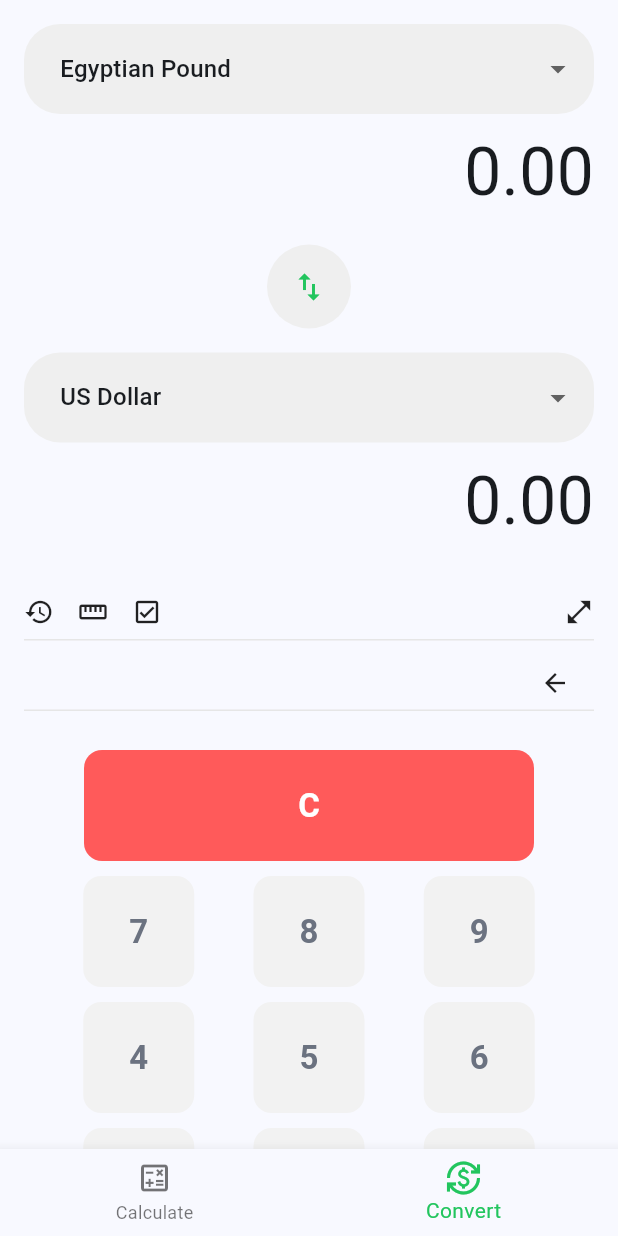
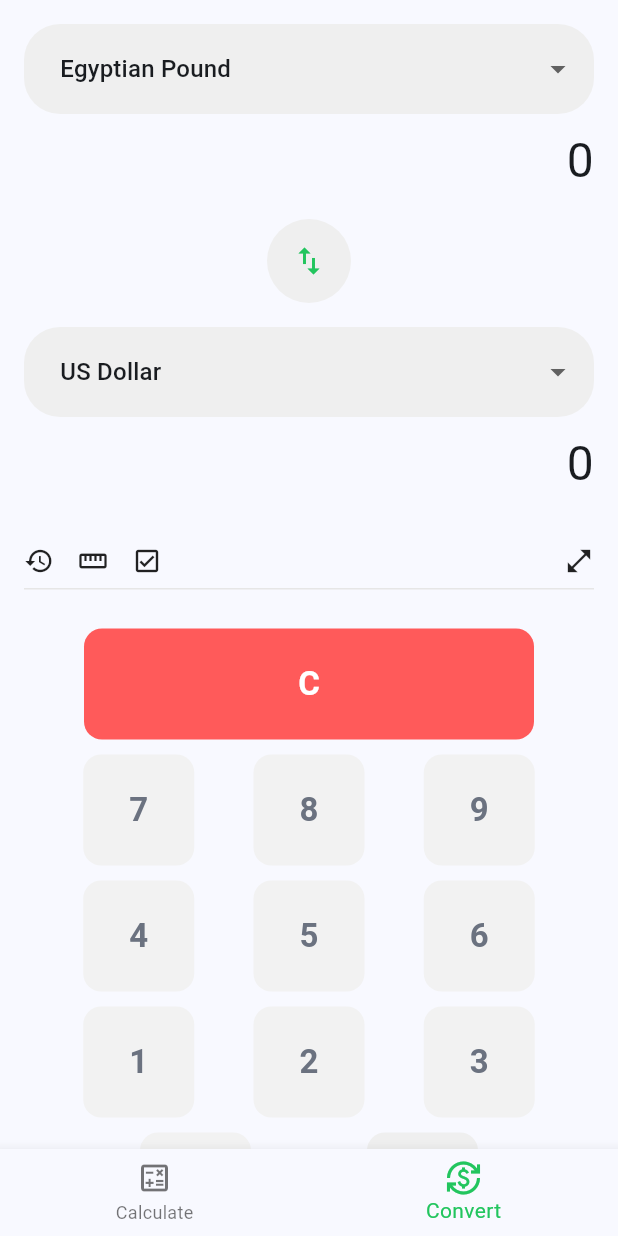
Before and after one commit to rawanbadawy/cashulator, a Flutter app: the ConvertorScreen screen opened by its route, on a phone screen of 412 x 824 dp. Run offline on Flutter 3.47's test engine with Material 3 defaults, Android fonts, the phone set to English and light mode, and no system bars; our stand-ins replace flutter_bloc, go_router; statements that could not run were skipped.

Commit message:
updates after comments

```diff
--- /dev/null
+++ b/cashulator/lib/cubit/conv_display.cubit.dart
@@ -0,0 +1,97 @@
+import 'package:flutter_bloc/flutter_bloc.dart';
+
+class ConvDisplayState {
+  final String fromCurrency;
+  final String toCurrency;
+  final String fromAmount;
+  final String toAmount;
+
+  const ConvDisplayState({
+    this.fromCurrency = 'EGP',
+    this.toCurrency = 'USD',
+    this.fromAmount = '0',
+    this.toAmount = '0',
+  });
+
+  ConvDisplayState copyWith({
+    String? fromCurrency,
+    String? toCurrency,
+    String? fromAmount,
+    String? toAmount,
+  }) {
+    return ConvDisplayState(
+      fromCurrency: fromCurrency ?? this.fromCurrency,
+      toCurrency: toCurrency ?? this.toCurrency,
+      fromAmount: fromAmount ?? this.fromAmount,
+      toAmount: toAmount ?? this.toAmount,
+    );
+  }
+}
+
+class ConvDisplayCubit extends Cubit<ConvDisplayState> {
+  ConvDisplayCubit() : super(const ConvDisplayState());
+
+  void changeFromCurrency(String value) {
+    emit(state.copyWith(fromCurrency: value));
+  }
+
+  void changeToCurrency(String value) {
+    emit(state.copyWith(toCurrency: value));
+  }
+
+  void swap() {
+    emit(
+      ConvDisplayState(
+        fromCurrency: state.toCurrency,
+        toCurrency: state.fromCurrency,
+        fromAmount: state.toAmount,
+        toAmount: state.fromAmount,
+      ),
+    );
+  }
+
+  /// For now we just mirror the value into both amounts.
+  /// We are NOT doing real conversion yet.
+  void setFromAmount(String value) {
+    emit(
+      state.copyWith(
+        fromAmount: value,
+        toAmount: value,
+      ),
+    );
+  }
+
+  void clearFromAmount() {
+    emit(
+      state.copyWith(
+        fromAmount: '0',
+        toAmount: '0',
+      ),
+    );
+  }
+
+  void appendDigit(String digit) {
+    String current = state.fromAmount;
+
+    if (current == '0') {
+      current = digit;
+    } else {
+      current = current + digit;
+    }
+
+    setFromAmount(current);
+  }
+
+  void addDot() {
+    final current = state.fromAmount;
+    if (current.contains('.')) return;
+
+    String next;
+    if (current.isEmpty || current == '0') {
+      next = '0.';
+    } else {
+      next = '$current.';
+    }
+    setFromAmount(next);
+  }
+}
--- a/cashulator/lib/main.dart
+++ b/cashulator/lib/main.dart
@@ -1,5 +1,6 @@
 import 'package:cashulator/cubit/calc_Display.cubit.dart';
 import 'package:cashulator/cubit/calc_history.cubit.dart';
+import 'package:cashulator/cubit/conv_display.cubit.dart';
 import 'package:flutter/material.dart';
 import 'package:flutter_bloc/flutter_bloc.dart';
 
@@ -26,6 +27,7 @@ class CashulatorApp extends StatelessWidget {
         BlocProvider(create: (_) => CalcCubit()),
         BlocProvider(create: (_) => CalcHistoryCubit()),
         BlocProvider(create: (_) => CalcDisplayCubit()),
+        BlocProvider(create: (_) => ConvDisplayCubit()),
       ],
 
       child: MaterialApp.router(
--- a/cashulator/lib/screens/convertor/convertor.screen.dart
+++ b/cashulator/lib/screens/convertor/convertor.screen.dart
@@ -1,13 +1,11 @@
-import 'package:cashulator/cubit/calc.cubit.dart';
 import 'package:cashulator/cubit/calc_Display.cubit.dart';
 import 'package:cashulator/cubit/calc_history.cubit.dart';
-import 'package:cashulator/cubit/first_operator.cubit.dart';
-import 'package:cashulator/cubit/operation.cubit.dart';
-import 'package:cashulator/cubit/second_operator.cubit.dart';
+import 'package:cashulator/cubit/conv_display.cubit.dart';
+import 'package:cashulator/widgets/convertorWidgets/convertor_keypad.widget.dart';
 import 'package:flutter/material.dart';
+import 'package:flutter_bloc/flutter_bloc.dart';
 import 'package:go_router/go_router.dart';
 import 'package:cashulator/widgets/convertorWidgets/convertorDisplay.widget.dart';
-import 'package:cashulator/widgets/commonWidgets/keypad.widget.dart';
 import 'package:cashulator/widgets/commonWidgets/options.widget.dart';
 
 class ConvertorScreen extends StatefulWidget {
@@ -18,10 +16,25 @@ class ConvertorScreen extends StatefulWidget {
 }
 
 class _ConvertorScreenState extends State<ConvertorScreen> {
-  String fromCurrency = 'EGP';
-  String toCurrency = 'USD';
-  String fromAmount = '0.00';
-  String toAmount = '0.00';
+  late final ConvDisplayCubit convDisplayCubit;
+  late final CalcDisplayCubit calcDisplayCubit;
+  late final CalcHistoryCubit calcHistoryCubit;
+
+  @override
+  void initState() {
+    super.initState();
+    convDisplayCubit = ConvDisplayCubit();
+    calcDisplayCubit = CalcDisplayCubit();
+    calcHistoryCubit = CalcHistoryCubit();
+  }
+
+  @override
+  void dispose() {
+    convDisplayCubit.close();
+    calcDisplayCubit.close();
+    calcHistoryCubit.close();
+    super.dispose();
+  }
 
   @override
   Widget build(BuildContext context) {
@@ -38,85 +51,49 @@ class _ConvertorScreenState extends State<ConvertorScreen> {
                 MediaQuery.of(context).viewPadding.bottom +
                 16,
           ),
-          child: Column(
+          child: BlocBuilder<ConvDisplayCubit, ConvDisplayState>(
+            bloc: convDisplayCubit,
+            builder: (context, state) {
+              return Column(
                 crossAxisAlignment: CrossAxisAlignment.stretch,
                 mainAxisSize: MainAxisSize.min,
                 children: [
                   const SizedBox(height: 8),
 
+                  // Display with dropdowns + amounts
                   ConvertorDisplayWidget(
-                fromCurrency: fromCurrency,
-                toCurrency: toCurrency,
-                fromAmount: fromAmount,
-                toAmount: toAmount,
+                    fromCurrency: state.fromCurrency,
+                    toCurrency: state.toCurrency,
+                    fromAmount: state.fromAmount,
+                    toAmount: state.toAmount,
                     onFromChanged: (val) {
                       if (val == null) return;
-                  setState(() {
-                    fromCurrency = val;
-                  });
+                      convDisplayCubit.changeFromCurrency(val);
                     },
                     onToChanged: (val) {
                       if (val == null) return;
-                  setState(() {
-                    toCurrency = val;
-                  });
+                      convDisplayCubit.changeToCurrency(val);
                     },
-                onSwap: () {
-                  setState(() {
-                    final temp = fromCurrency;
-                    fromCurrency = toCurrency;
-                    toCurrency = temp;
-
-                    final tempAmount = fromAmount;
-                    fromAmount = toAmount;
-                    toAmount = tempAmount;
-                  });
-                },
+                    onSwap: convDisplayCubit.swap,
                   ),
 
                   const SizedBox(height: 8),
-              Padding(
-                padding: const EdgeInsets.symmetric(vertical: 8),
-                child: Row(
-                  children: const [
-                    Icon(Icons.history, size: 20),
-                    SizedBox(width: 16),
-                    Icon(Icons.straighten, size: 20),
-                    SizedBox(width: 16),
-                    Icon(Icons.check_box_outlined, size: 20),
-                    Spacer(),
-                    Icon(Icons.open_in_full, size: 20),
-                  ],
-                ),
-              ),
+
+                  const _ConvertorToolbar(),
                   Container(height: 1, color: dividerColor),
                   const SizedBox(height: 10),
 
-              OptionsWidget(
-                isCalc: false,
-                calcDisplayCubit: CalcDisplayCubit(),
-                calcHistoryCubit: CalcHistoryCubit(),
-              ),
 
-              KeypadWidget(
-                isCalc: false,
-                firstOperatorCubit: FirstOperatorCubit(),
-                secondOperatorCubit: SecondOperatorCubit(),
-                operationCubit: OperationCubit(),
-                calcCubit: CalcCubit(),
-                calcHistoryCubit: CalcHistoryCubit(),
-                convertAmount: fromAmount,
-                onConvertAmountChanged: (newAmount) {
-                  setState(() {
-                    fromAmount = newAmount;
-
-                    toAmount = newAmount;
-                  });
-                },
+                  // Keypad uses the cubit to change the amount
+                  ConvertorKeypadWidget(
+                    currentText: state.fromAmount,
+                    convDisplayCubit: convDisplayCubit,
                   ),
 
                   const SizedBox(height: 12),
                 ],
+              );
+            },
           ),
         ),
       ),
@@ -144,3 +121,25 @@ class _ConvertorScreenState extends State<ConvertorScreen> {
     );
   }
 }
+
+class _ConvertorToolbar extends StatelessWidget {
+  const _ConvertorToolbar();
+
+  @override
+  Widget build(BuildContext context) {
+    return Padding(
+      padding: const EdgeInsets.symmetric(vertical: 8),
+      child: Row(
+        children: const [
+          Icon(Icons.history, size: 20),
+          SizedBox(width: 16),
+          Icon(Icons.straighten, size: 20),
+          SizedBox(width: 16),
+          Icon(Icons.check_box_outlined, size: 20),
+          Spacer(),
+          Icon(Icons.open_in_full, size: 20),
+        ],
+      ),
+    );
+  }
+}
--- a/cashulator/lib/widgets/commonWidgets/keypad_button.widget.dart
+++ b/cashulator/lib/widgets/commonWidgets/keypad_button.widget.dart
@@ -7,22 +7,22 @@ class KeypadButtonWidget extends StatelessWidget {
     required this.frcolor,
     required this.content,
     this.onTap,
-    this.width = 74,
-    this.height = 74,
+    this.width,
+    this.height,
   });
 
   final Color bgcolor;
   final Color frcolor;
   final String content;
   final VoidCallback? onTap;
-  final double width;
-  final double height;
+  final double? width;
+  final double? height;
 
   @override
   Widget build(BuildContext context) {
     return SizedBox(
-      width: width,
-      height: height,
+      width: width ?? 74,
+      height: height ?? 74,
       child: ElevatedButton(
         onPressed: onTap,
         style: ElevatedButton.styleFrom(
--- a/cashulator/lib/widgets/convertorWidgets/convertorDisplay.widget.dart
+++ b/cashulator/lib/widgets/convertorWidgets/convertorDisplay.widget.dart
@@ -33,7 +33,9 @@ class ConvertorDisplayWidget extends StatelessWidget {
   @override
   Widget build(BuildContext context) {
     final dark = Theme.of(context).brightness == Brightness.dark;
-    final Color opBg = dark ? const Color(0xFF2A2A2A) : const Color(0xFFEFEFEF);
+
+    final Color opBg =
+        dark ? const Color(0xFF2A2A2A) : const Color(0xFFEFEFEF);
     final Color opFg = const Color(0xFF22C55E);
 
     const codeToLabel = {
@@ -48,10 +50,10 @@ class ConvertorDisplayWidget extends StatelessWidget {
 
     return Column(
       crossAxisAlignment: CrossAxisAlignment.stretch,
+      mainAxisSize: MainAxisSize.min,
       children: [
         const SizedBox(height: 8),
 
-        // FROM currency + number under it
         Column(
           crossAxisAlignment: CrossAxisAlignment.stretch,
           children: [
@@ -86,7 +88,7 @@ class ConvertorDisplayWidget extends StatelessWidget {
               child: Text(
                 fromAmount,
                 style: const TextStyle(
-                  fontSize: 44,
+                  fontSize: 32,
                   fontWeight: FontWeight.w400,
                 ),
               ),
@@ -96,10 +98,8 @@ class ConvertorDisplayWidget extends StatelessWidget {
 
         const SizedBox(height: 16),
 
-        // Swap button
-        Align(
-          alignment: Alignment.center,
-          child: SizedBox(
+        // swap button
+        SizedBox(
           width: 56,
           height: 56,
           child: ElevatedButton(
@@ -114,11 +114,10 @@ class ConvertorDisplayWidget extends StatelessWidget {
             child: const Icon(Icons.swap_vert, size: 24),
           ),
         ),
-        ),
 
         const SizedBox(height: 16),
 
-        // TO currency + number under it
+
         Column(
           crossAxisAlignment: CrossAxisAlignment.stretch,
           children: [
@@ -153,7 +152,7 @@ class ConvertorDisplayWidget extends StatelessWidget {
               child: Text(
                 toAmount,
                 style: const TextStyle(
-                  fontSize: 44,
+                  fontSize: 32,
                   fontWeight: FontWeight.w400,
                 ),
               ),
--- /dev/null
+++ b/cashulator/lib/widgets/convertorWidgets/convertor_keypad.widget.dart
@@ -0,0 +1,126 @@
+import 'package:cashulator/cubit/conv_display.cubit.dart';
+import 'package:cashulator/widgets/commonWidgets/keypad_button.widget.dart';
+import 'package:flutter/material.dart';
+
+class ConvertorKeypadWidget extends StatelessWidget {
+  const ConvertorKeypadWidget({
+    super.key,
+    required this.currentText,
+    required this.convDisplayCubit,
+  });
+
+  final String currentText;
+  final ConvDisplayCubit convDisplayCubit;
+
+  @override
+  Widget build(BuildContext context) {
+    final dark = Theme.of(context).brightness == Brightness.dark;
+
+    final Color opBg =
+        dark ? const Color(0xFF2A2A2A) : const Color(0xFFEFEFEF);
+    final Color numBg =
+        dark ? const Color(0xFF1E1E1E) : const Color(0xFFF2F2F2);
+    final Color clearBg = const Color(0xFFFF5A5A);
+    final Color numFg =
+        dark ? const Color(0xFFD1D5DB) : const Color(0xFF6B7280);
+
+    return Container(
+      padding: const EdgeInsets.symmetric(vertical: 16),
+      child: Column(
+        children: [
+          // Row 1: Big C
+          Row(
+            mainAxisAlignment: MainAxisAlignment.center,
+            children: [
+              KeypadButtonWidget(
+                bgcolor: clearBg,
+                frcolor: Colors.white,
+                content: 'C',
+                width: 300,
+                height: 74,
+                onTap: () {
+                  convDisplayCubit.clearFromAmount();
+                },
+              ),
+            ],
+          ),
+          const SizedBox(height: 10),
+
+          // Row 2: 7 8 9
+          Row(
+            mainAxisAlignment: MainAxisAlignment.spaceEvenly,
+            children: [
+              for (final digit in ['7', '8', '9'])
+                KeypadButtonWidget(
+                  bgcolor: numBg,
+                  frcolor: numFg,
+                  content: digit,
+                  onTap: () {
+                    convDisplayCubit.appendDigit(digit);
+                  },
+                ),
+            ],
+          ),
+          const SizedBox(height: 10),
+
+          // Row 3: 4 5 6
+          Row(
+            mainAxisAlignment: MainAxisAlignment.spaceEvenly,
+            children: [
+              for (final digit in ['4', '5', '6'])
+                KeypadButtonWidget(
+                  bgcolor: numBg,
+                  frcolor: numFg,
+                  content: digit,
+                  onTap: () {
+                    convDisplayCubit.appendDigit(digit);
+                  },
+                ),
+            ],
+          ),
+          const SizedBox(height: 10),
+
+          // Row 4: 1 2 3
+          Row(
+            mainAxisAlignment: MainAxisAlignment.spaceEvenly,
+            children: [
+              for (final digit in ['1', '2', '3'])
+                KeypadButtonWidget(
+                  bgcolor: numBg,
+                  frcolor: numFg,
+                  content: digit,
+                  onTap: () {
+                    convDisplayCubit.appendDigit(digit);
+                  },
+                ),
+            ],
+          ),
+          const SizedBox(height: 10),
+
+          // Row 5: 0 .
+          Row(
+            mainAxisAlignment: MainAxisAlignment.spaceEvenly,
+            children: [
+              KeypadButtonWidget(
+                bgcolor: numBg,
+                frcolor: numFg,
+                content: '0',
+                onTap: () {
+                  convDisplayCubit.appendDigit('0');
+                },
+              ),
+              KeypadButtonWidget(
+                bgcolor: opBg,
+                frcolor: numFg,
+                content: '.',
+                onTap: () {
+                  convDisplayCubit.addDot();
+                },
+              ),
+            ],
+          ),
+        ],
+      ),
+    );
+  }
+}
```
Also changed, not shown: cashulator/lib/cubit/amount.cubit.dart (added, +15 -0 lines), cashulator/lib/cubit/conv_history.cubit.dart (added, +16 -0 lines), cashulator/lib/cubit/first_operator.cubit.dart (+18 -0 lines), cashulator/lib/cubit/second_operator.cubit.dart (+19 -0 lines), cashulator/lib/models/convertor_history.model.dart (added, +39 -0 lines), cashulator/lib/widgets/amount_input_field.dart (+8 -2 lines), cashulator/lib/widgets/commonWidgets/keypad.widget.dart (+14 -39 lines). Lines whose indentation alone changed are shown as unchanged.
